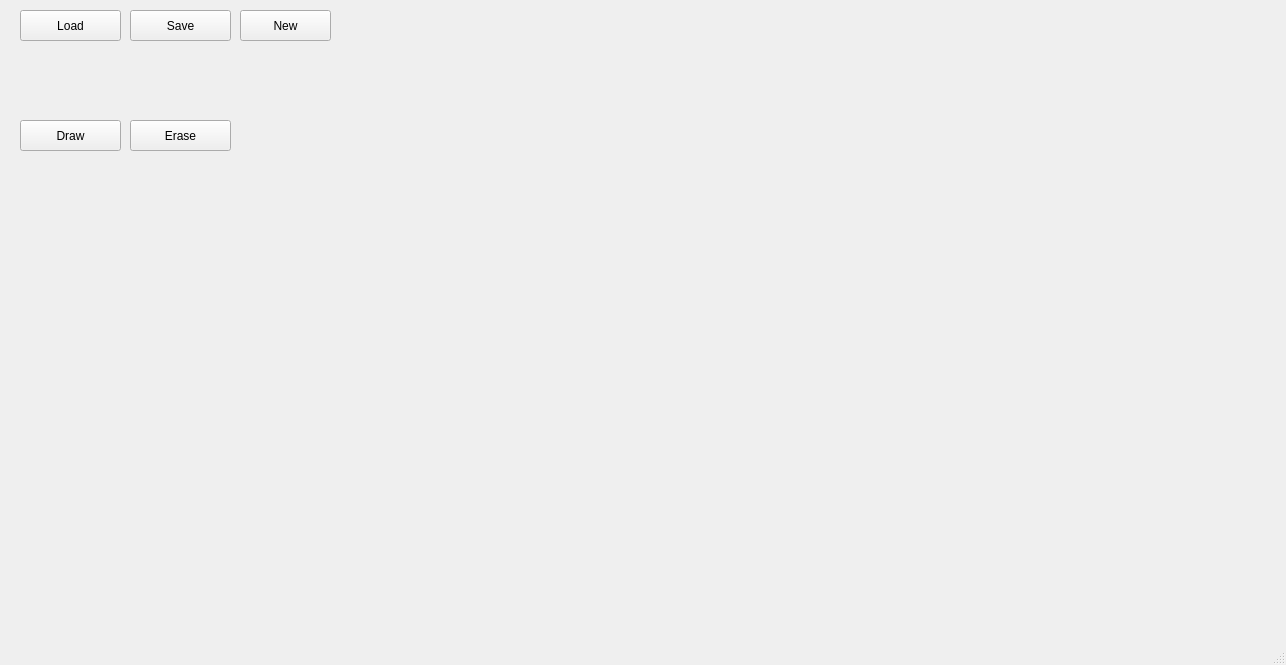
scottskidmore/SpriteEditor, file SpriteEditor/mainwindow.ui: the form before one commit.
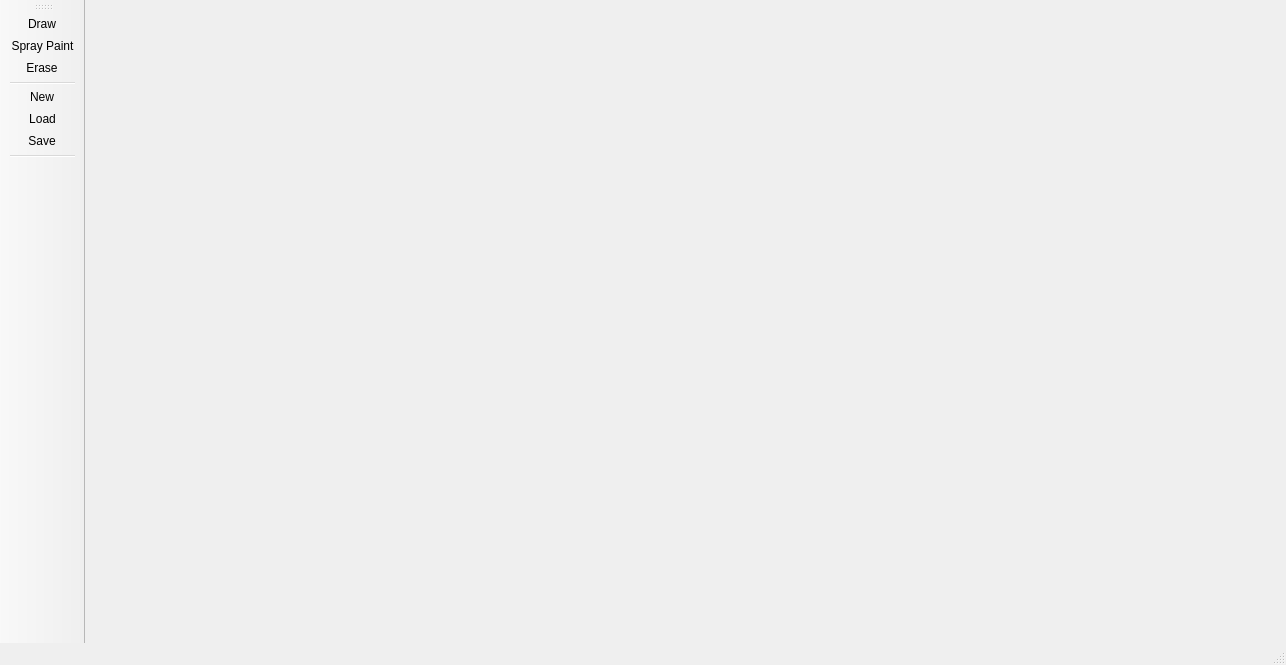
The form after the commit. Icons and pictures are not drawn. Custom widgets are drawn as their Qt base class.

Commit message:
Worked on UI. Added a toolbar with icons instead of buttons and accidently added keyboard shortcuts.
Keyboard shortcuts are:
ctrl + d = draw
ctrl + e = erase
ctrl + s = save
ctrl + shift + d = spray paint
ctrl + l = load
ctrl + n = new

```diff
--- a/SpriteEditor/mainwindow.ui
+++ b/SpriteEditor/mainwindow.ui
@@ -13,72 +13,13 @@
   <property name="windowTitle">
    <string>MainWindow</string>
   </property>
+  <property name="iconSize">
+   <size>
+    <width>48</width>
+    <height>48</height>
+   </size>
+  </property>
   <widget class="QWidget" name="centralwidget">
-   <widget class="QPushButton" name="pushButton">
-    <property name="geometry">
-     <rect>
-      <x>20</x>
-      <y>10</y>
-      <width>101</width>
-      <height>31</height>
-     </rect>
-    </property>
-    <property name="text">
-     <string>Load</string>
-    </property>
-   </widget>
-   <widget class="QPushButton" name="pushButton_2">
-    <property name="geometry">
-     <rect>
-      <x>130</x>
-      <y>10</y>
-      <width>101</width>
-      <height>31</height>
-     </rect>
-    </property>
-    <property name="text">
-     <string>Save</string>
-    </property>
-   </widget>
-   <widget class="QPushButton" name="pushButton_3">
-    <property name="geometry">
-     <rect>
-      <x>240</x>
-      <y>10</y>
-      <width>91</width>
-      <height>31</height>
-     </rect>
-    </property>
-    <property name="text">
-     <string>New</string>
-    </property>
-   </widget>
-   <widget class="QPushButton" name="pushButton_4">
-    <property name="geometry">
-     <rect>
-      <x>20</x>
-      <y>120</y>
-      <width>101</width>
-      <height>31</height>
-     </rect>
-    </property>
-    <property name="text">
-     <string>Draw</string>
-    </property>
-   </widget>
-   <widget class="QPushButton" name="pushButton_5">
-    <property name="geometry">
-     <rect>
-      <x>130</x>
-      <y>120</y>
-      <width>101</width>
-      <height>31</height>
-     </rect>
-    </property>
-    <property name="text">
-     <string>Erase</string>
-    </property>
-   </widget>
    <widget class="Canvas" name="canvas">
     <property name="geometry">
      <rect>
@@ -110,6 +51,127 @@
    </property>
   </widget>
   <widget class="QStatusBar" name="statusbar"/>
+  <widget class="QToolBar" name="toolBar">
+   <property name="sizePolicy">
+    <sizepolicy hsizetype="Fixed" vsizetype="Preferred">
+     <horstretch>100</horstretch>
+     <verstretch>0</verstretch>
+    </sizepolicy>
+   </property>
+   <property name="windowTitle">
+    <string>toolBar</string>
+   </property>
+   <property name="iconSize">
+    <size>
+     <width>28</width>
+     <height>28</height>
+    </size>
+   </property>
+   <attribute name="toolBarArea">
+    <enum>LeftToolBarArea</enum>
+   </attribute>
+   <attribute name="toolBarBreak">
+    <bool>false</bool>
+   </attribute>
+   <addaction name="ActionDraw"/>
+   <addaction name="actionSpray_Paint"/>
+   <addaction name="actionErase"/>
+   <addaction name="separator"/>
+   <addaction name="actionNew"/>
+   <addaction name="actionLoad"/>
+   <addaction name="actionSave"/>
+   <addaction name="separator"/>
+  </widget>
+  <action name="ActionDraw">
+   <property name="icon">
+    <iconset resource="Resource.qrc">
+     <normaloff>:/menuIcons/images/Pen Icon.png</normaloff>:/menuIcons/images/Pen Icon.png</iconset>
+   </property>
+   <property name="text">
+    <string>Draw</string>
+   </property>
+   <property name="shortcut">
+    <string>Ctrl+D</string>
+   </property>
+   <property name="menuRole">
+    <enum>QAction::NoRole</enum>
+   </property>
+  </action>
+  <action name="actionErase">
+   <property name="icon">
+    <iconset resource="Resource.qrc">
+     <normaloff>:/menuIcons/images/Eraser Icon.png</normaloff>:/menuIcons/images/Eraser Icon.png</iconset>
+   </property>
+   <property name="text">
+    <string>Erase</string>
+   </property>
+   <property name="shortcut">
+    <string>Ctrl+E</string>
+   </property>
+   <property name="menuRole">
+    <enum>QAction::NoRole</enum>
+   </property>
+  </action>
+  <action name="actionSpray_Paint">
+   <property name="icon">
+    <iconset resource="Resource.qrc">
+     <normaloff>:/menuIcons/images/SprayPaint.png</normaloff>:/menuIcons/images/SprayPaint.png</iconset>
+   </property>
+   <property name="text">
+    <string>Spray Paint</string>
+   </property>
+   <property name="shortcut">
+    <string>Ctrl+Shift+D</string>
+   </property>
+   <property name="menuRole">
+    <enum>QAction::NoRole</enum>
+   </property>
+  </action>
+  <action name="actionSave">
+   <property name="icon">
+    <iconset resource="Resource.qrc">
+     <normaloff>:/menuIcons/images/Save.png</normaloff>:/menuIcons/images/Save.png</iconset>
+   </property>
+   <property name="text">
+    <string>Save</string>
+   </property>
+   <property name="shortcut">
+    <string>Ctrl+S</string>
+   </property>
+   <property name="menuRole">
+    <enum>QAction::NoRole</enum>
+   </property>
+  </action>
+  <action name="actionNew">
+   <property name="icon">
+    <iconset resource="Resource.qrc">
+     <normaloff>:/menuIcons/images/New.png</normaloff>:/menuIcons/images/New.png</iconset>
+   </property>
+   <property name="text">
+    <string>New</string>
+   </property>
+   <property name="shortcut">
+    <string>Ctrl+N</string>
+   </property>
+   <property name="menuRole">
+    <enum>QAction::NoRole</enum>
+   </property>
+  </action>
+  <action name="actionLoad">
+   <property name="icon">
+    <iconset resource="Resource.qrc">
+     <normaloff>:/menuIcons/images/Load.png</normaloff>:/menuIcons/images/Load.png</iconset>
+   </property>
+   <property name="text">
+    <string>Load</string>
+   </property>
+   <property name="shortcut">
+    <string>Ctrl+L</string>
+   </property>
+   <property name="menuRole">
+    <enum>QAction::NoRole</enum>
+   </property>
+  </action>
  </widget>
  <customwidgets>
   <customwidget>
```
Left out of the diff: 6 changed lines with no effect on the pictures. The commit also changes 8 other files.
